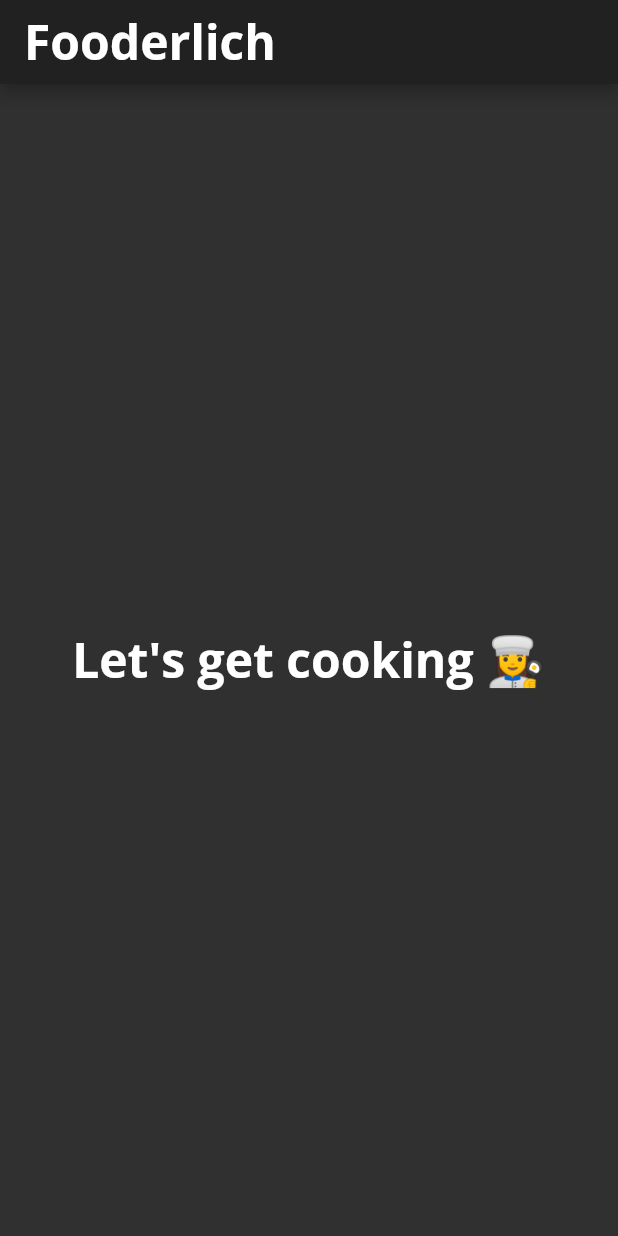
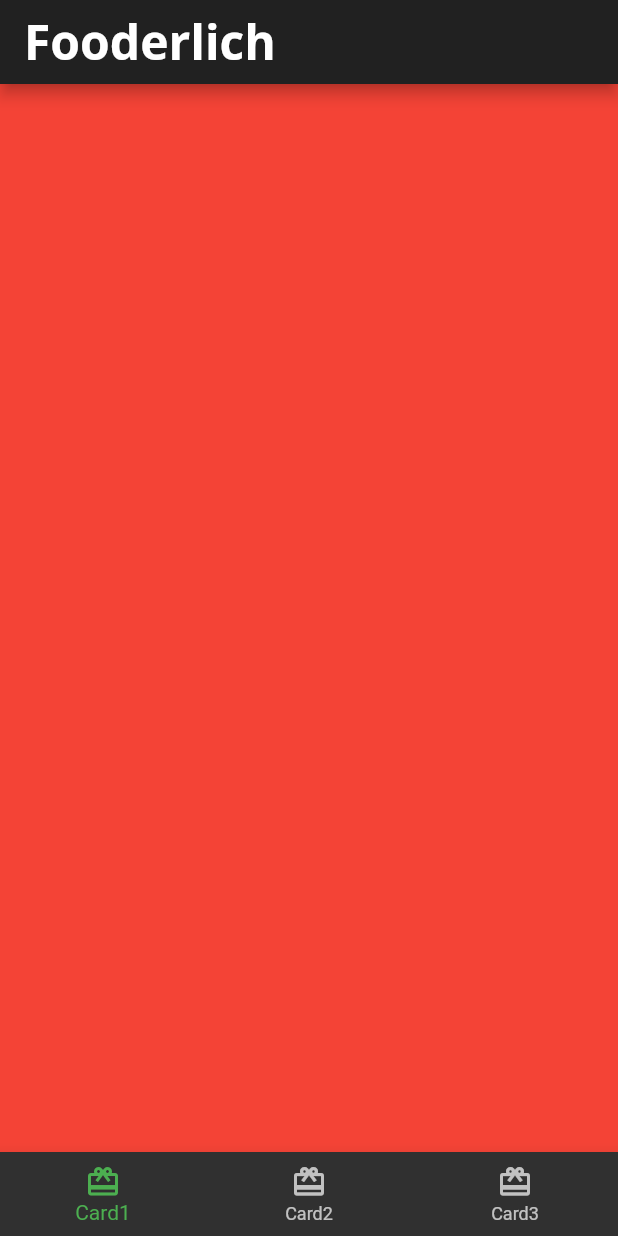
Before and after one commit to eoeefosa/fooderlich, a Flutter app: the screen it shows after launch, on a phone screen of 412 x 824 dp. Run offline on Flutter 3.47's test engine with Material 2 defaults, Android fonts, the phone set to English and light mode, and no system bars; our stand-ins replace google_fonts.

Commit message:
added buttom navigation bar in home and pages

```diff
--- a/lib/home.dart
+++ b/lib/home.dart
@@ -1,5 +1,6 @@
 import 'package:flutter/material.dart';
 
+//new class extends Statefull widget
 class Home extends StatefulWidget {
   const Home({Key? key}) : super(key: key);
   @override
@@ -7,15 +8,39 @@ class Home extends StatefulWidget {
 }
 
 class _HomeState extends State<Home> {
+  int _selectedIndex = 0;
+  static List<Widget> pages = <Widget>[
+    Container(color: Colors.red),
+    Container(color: Colors.green),
+    Container(color: Colors.blue),
+  ];
+
+  void onItemTapped(int index) {
+    setState(() {
+      _selectedIndex = index;
+    });
+  }
+
   @override
   Widget build(BuildContext context) {
     return Scaffold(
-      appBar: AppBar(
-          title:
-              Text("Fooderlich", style: Theme.of(context).textTheme.headline1)),
-      body: Center(
-          child: Text('Let\'s get cooking 👩‍🍳',
-              style: Theme.of(context).textTheme.headline1)),
-    );
+        appBar: AppBar(
+            title: Text("Fooderlich",
+//theme.of(content) return the nearest theme in the widget tree or app's theme if wigdet tree theme is absent
+                style: Theme.of(context).textTheme.headline1)),
+        body: pages[_selectedIndex],
+        bottomNavigationBar: BottomNavigationBar(
+          //to select the selector color when item is tapped
+          selectedItemColor:
+              Theme.of(context).textSelectionTheme.selectionColor,
+          items: const <BottomNavigationBarItem>[
+            BottomNavigationBarItem(
+                icon: Icon(Icons.card_giftcard), label: 'Card1'),
+            BottomNavigationBarItem(
+                icon: Icon(Icons.card_giftcard), label: 'Card2'),
+            BottomNavigationBarItem(
+                icon: Icon(Icons.card_giftcard), label: 'Card3'),
+          ],
+        ));
   }
 }
```
